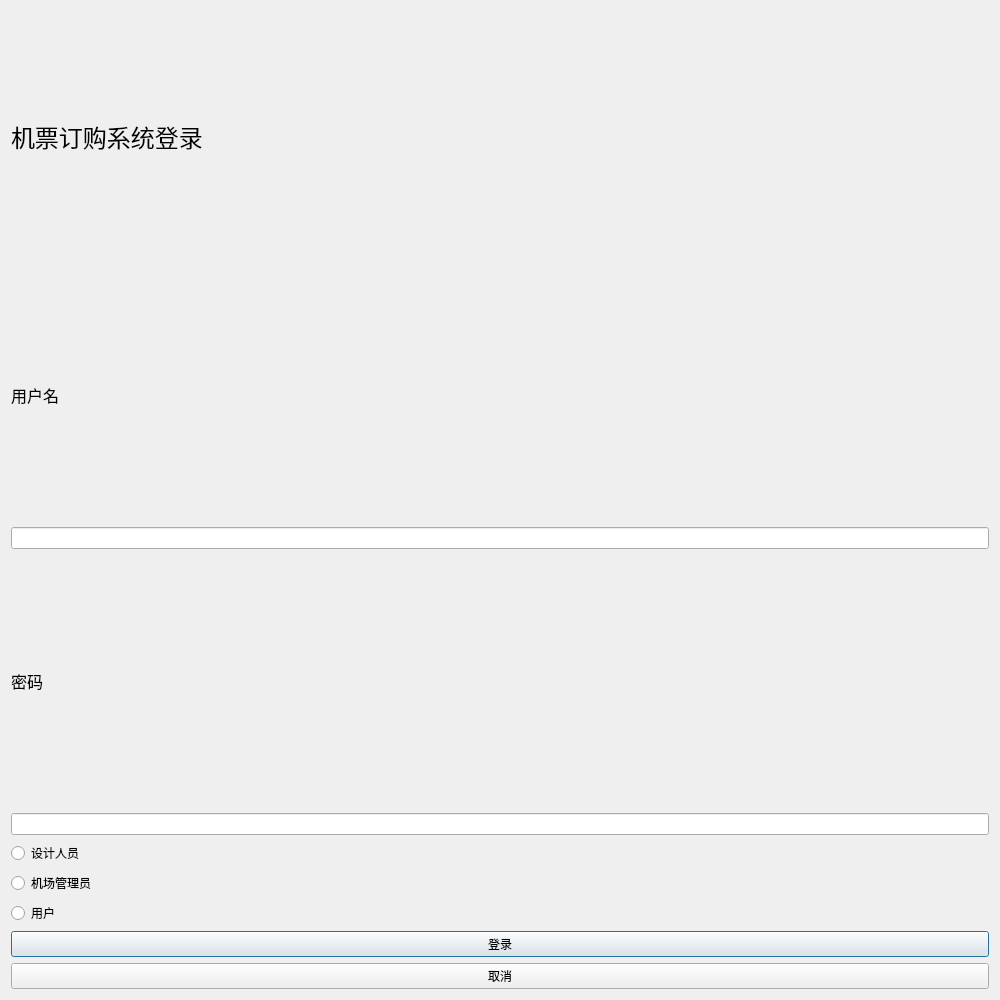
First picture: the form in login.ui, repository Russell-A/database-course-design, before the edit.
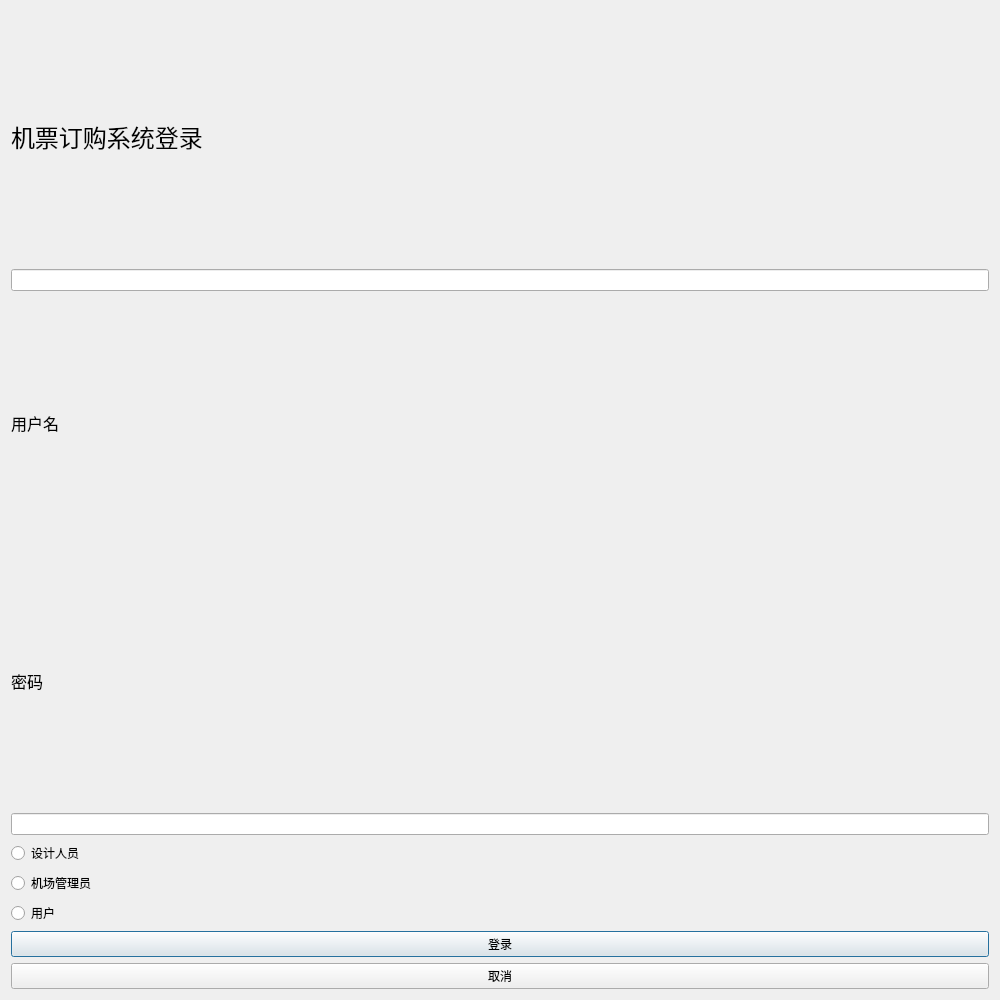
Second picture: the form after the edit.

```diff
--- a/login.ui
+++ b/login.ui
@@ -39,6 +39,9 @@
      </property>
     </widget>
    </item>
+   <item>
+    <widget class="QLineEdit" name="user_name"/>
+   </item>
    <item>
     <widget class="QLabel" name="label_2">
      <property name="minimumSize">
@@ -58,9 +61,6 @@
      </property>
     </widget>
    </item>
-   <item>
-    <widget class="QLineEdit" name="lineEdit"/>
-   </item>
    <item>
     <widget class="QLabel" name="label_3">
      <property name="font">
```
Left out of the diff: 12 changed lines with no effect on the pictures.
